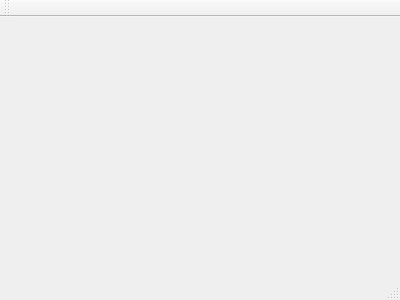
Before: the Qt Designer form src/mainwindow.ui in Keprt-Ondrej/VUT_ICP, drawn with Qt 5.
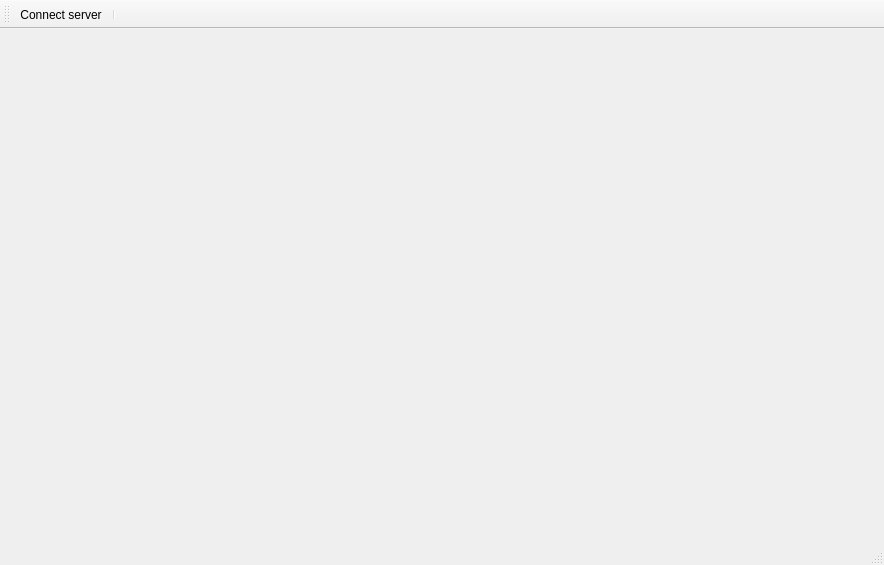
After: the same form once the commit is applied.

Commit message: Connect to server window

```diff
--- a/src/mainwindow.ui
+++ b/src/mainwindow.ui
@@ -1,24 +1,39 @@
 <ui version="4.0">
  <class>MainWindow</class>
- <widget class="QMainWindow" name="MainWindow" >
-  <property name="geometry" >
+ <widget class="QMainWindow" name="MainWindow">
+  <property name="geometry">
    <rect>
     <x>0</x>
     <y>0</y>
-    <width>400</width>
-    <height>300</height>
+    <width>884</width>
+    <height>565</height>
    </rect>
   </property>
   <property name="windowTitle" >
    <string>MainWindow</string>
   </property>
-  <widget class="QMenuBar" name="menuBar" />
-  <widget class="QToolBar" name="mainToolBar" />
-  <widget class="QWidget" name="centralWidget" />
-  <widget class="QStatusBar" name="statusBar" />
+  <widget class="QWidget" name="centralWidget"/>
+  <widget class="QStatusBar" name="statusBar"/>
+  <widget class="QToolBar" name="toolBar">
+   <property name="windowTitle">
+    <string>toolBar</string>
+   </property>
+   <attribute name="toolBarArea">
+    <enum>TopToolBarArea</enum>
+   </attribute>
+   <attribute name="toolBarBreak">
+    <bool>false</bool>
+   </attribute>
+   <addaction name="actionConnect_server"/>
+   <addaction name="separator"/>
+  </widget>
+  <action name="actionConnect_server">
+   <property name="text">
+    <string>Connect server</string>
+   </property>
+  </action>
  </widget>
- <layoutDefault spacing="6" margin="11" />
- <pixmapfunction></pixmapfunction>
+ <layoutdefault spacing="6" margin="11"/>
  <resources/>
  <connections/>
 </ui>
```
Left out of the diff: 3 changed lines with no effect on the pictures. The commit also changes 9 other files.
